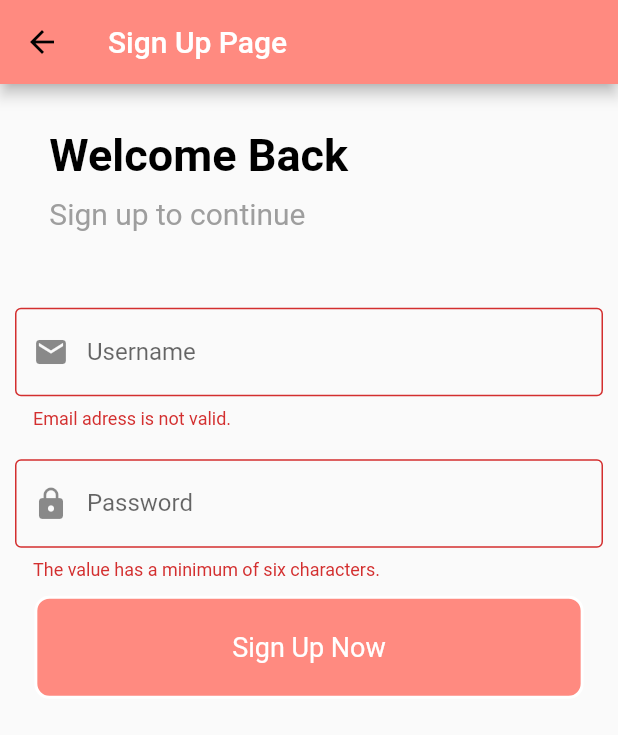
After one commit to Devnot-Mentor-2020/FlutterLoginApp, a Flutter app: the screen it shows after launch, after a tap on "Sign Up", on a phone screen of 412 x 824 dp. The commit adds this screen. Shown: the top 735 px of the screen. Run offline on Flutter 3.47's test engine with Material 2 defaults, Android fonts, the phone set to English and light mode, and no system bars; our stand-ins replace firebase_auth, google_sign_in; accounts and stored records are empty; network calls fail.

Commit message:
google sign in

```diff
--- /dev/null
+++ b/lib/core/widgets/app_inkwell.dart
@@ -0,0 +1,24 @@
+import 'package:flutter/material.dart';
+
+class AppInkwell extends StatelessWidget {
+  final String buttonText;
+  final VoidCallback onTapMethod;
+
+  const AppInkwell({Key key, this.buttonText, this.onTapMethod}) : super(key: key);
+  @override
+  Widget build(BuildContext context) {
+    return InkWell(
+      onTap: onTapMethod,
+      child: Container(
+        width: MediaQuery.of(context).size.width*(8/9),
+        height: MediaQuery.of(context).size.height*(1/12),
+        decoration: BoxDecoration(
+          color: Colors.redAccent.shade100,
+          border: Border.all(color: Colors.white, width: 2.0),
+          borderRadius: BorderRadius.circular(10.0),
+        ),
+        child: Center(child: Text(buttonText, style: TextStyle(fontSize: 18.0, color: Colors.white),),),
+        ),
+    );
+  }
+}
--- /dev/null
+++ b/lib/core/widgets/welcome_container.dart
@@ -0,0 +1,28 @@
+import 'package:flutter/cupertino.dart';
+import 'package:flutter/material.dart';
+
+class WelcomeContainer extends StatelessWidget {
+  @override
+  Widget build(BuildContext context) {
+    return Container(
+      margin: EdgeInsets.only(top: 20),
+      padding: EdgeInsets.all(10),
+      width: MediaQuery.of(context).size.width*(8/9),
+      child: Text("Welcome Back",style: TextStyle(fontSize: 30,color: Colors.black,fontWeight: FontWeight.bold),),
+    );
+  }
+}
+
+class SignContainer extends StatelessWidget {
+  final String text;
+
+  const SignContainer({Key key, this.text}) : super(key: key);
+  @override
+  Widget build(BuildContext context) {
+      return Container(
+        padding: EdgeInsets.symmetric(horizontal: 10),
+        width: MediaQuery.of(context).size.width*(8/9),
+        child: Text(text,style: TextStyle(fontSize: 20,color: Colors.grey),),
+      );
+    }
+}
--- a/lib/login_page.dart
+++ b/lib/view/login_page.dart
@@ -1,8 +1,11 @@
 import 'dart:core';
-import 'package:firebase_auth/firebase_auth.dart';
 import 'package:flutter/material.dart';
-import 'package:loginapp/core/service/firebase_authentication.dart';
-import 'core/constants/string_extensions.dart';
+import 'package:loginapp/core/services/google_signin.dart';
+import 'file:///C:/Users/Alperen/IdeaProjects/loginapp/lib/core/services/firebase_authentication.dart';
+import 'file:///C:/Users/Alperen/IdeaProjects/loginapp/lib/view/course_view/course_operations_homeview.dart';
+import 'package:loginapp/view/signup_page.dart';
+import 'package:provider/provider.dart';
+import '../core/constants/string_extensions.dart';
 class LoginPage extends StatefulWidget {
   @override
   _LoginPageState createState() => _LoginPageState();
@@ -15,10 +18,16 @@ class _LoginPageState extends State<LoginPage> {
   @override
   Widget build(BuildContext context) {
     return Scaffold(
-
+          floatingActionButton: FloatingActionButton(onPressed: () async{
+            await GoogleSignHelper.instance.signOut();
+            },
+          heroTag: "btn1",
+          ),
           key: _scaffoldkey,
-          appBar: AppBar(title: Text("Log In Page",style: TextStyle(color: Colors.white),),),
-          body: SingleChildScrollView(child: loginForm(context)),
+          appBar: AppBar(title: Text("Login Page",style: TextStyle(color: Colors.white),),),
+          body: SingleChildScrollView(
+              child: loginForm(context),
+          ),
           );
   }
 
@@ -27,15 +36,32 @@ class _LoginPageState extends State<LoginPage> {
             key: formKey,
             autovalidate: true,
             child: Column(
-              mainAxisAlignment: MainAxisAlignment.start,
               children: <Widget>[
                 welcomeContainer(context),
                 signinContainer(context),
-                          SizedBox(height: MediaQuery.of(context).size.height*0.05,),
+                SizedBox(height: MediaQuery.of(context).size.height*0.05,),
                 usernameTextField(),
                 passwordTextField(),
-                forgotPasswordButton(context),
-                loginButton(context),
+                signUpNavigatorButton(context),
+                Wrap(
+                  spacing: 10,
+                  children: <Widget>[
+                    loginButton(context),
+                    FloatingActionButton.extended(
+                      heroTag: "btn2",
+                      backgroundColor: Colors.green,
+                      onPressed: ()
+                      async{
+                        await GoogleSignHelper.instance.signIn();
+                        if(await GoogleSignHelper.instance.isSignedIn() == true){
+                          Navigator.push(context, MaterialPageRoute(builder: (context) => CourseHomePage()));
+                        }
+                      },
+                      icon: Icon(Icons.outlined_flag),
+                      label: Text("Google Login"),
+                    ),
+                  ],
+                )
               ],
             ),
           );
@@ -52,20 +78,23 @@ class _LoginPageState extends State<LoginPage> {
                       border: Border.all(color: Colors.white, width: 2.0),
                       borderRadius: BorderRadius.circular(10.0),
                     ),
-                    child: Center(child: Text('Log In', style: TextStyle(fontSize: 18.0, color: Colors.white),),),
+                    child: Center(child: Text("Log in ", style: TextStyle(fontSize: 18.0, color: Colors.white),),),
                   ),
                 );
   }
 
-  Align forgotPasswordButton(BuildContext context) {
+  Align signUpNavigatorButton(BuildContext context) {
     return Align(
                   alignment:Alignment.centerRight,
                   child: InkWell(
-                    onTap: () => debugPrint('Forgot clicked'),
+                    onTap: () => Navigator.push(context, MaterialPageRoute(builder: (context) => SignUpPage())),
                     child: Container(
+                      decoration: BoxDecoration(
+                          color: Colors.grey.shade200,borderRadius: BorderRadius.all(Radius.circular(10))
+                      ),
                       width: MediaQuery.of(context).size.width*(1/2),
                       height: 50,
-                      child: Center(child: Text('Forgot Password', style:  TextStyle(fontSize: 18.0, color: Colors.black),),),
+                      child: Center(child: Text('Sign Up', style:  TextStyle(fontSize: 18.0, color: Colors.black),),),
                     ),
                   ),
                 );
@@ -126,8 +155,8 @@ class _LoginPageState extends State<LoginPage> {
       formKey.currentState.save();
       try{
         await FirebaseAuthentication.instance.signIn(_email,_password);
-        print("oldu");
-        Navigator.push(context, MaterialPageRoute(builder: (context) => Git()));
+        print("information saved");
+        Navigator.push(context, MaterialPageRoute(builder: (context) => CourseHomePage()));
       }
       catch(e){
         print(e.message);
@@ -139,12 +168,3 @@ class _LoginPageState extends State<LoginPage> {
     }
   }
 }
-
-class Git extends StatelessWidget {
-  @override
-  Widget build(BuildContext context) {
-    return Scaffold(
-      appBar: AppBar(title: Text("Hello"),),
-    );
-  }
-}
--- /dev/null
+++ b/lib/view/signup_page.dart
@@ -0,0 +1,103 @@
+import 'dart:async';
+import 'dart:core';
+import 'package:flutter/material.dart';
+import 'package:loginapp/core/widgets/app_inkwell.dart';
+import 'package:loginapp/core/widgets/welcome_container.dart';
+import 'file:///C:/Users/Alperen/IdeaProjects/loginapp/lib/core/services/firebase_authentication.dart';
+import '../core/constants/string_extensions.dart';
+class SignUpPage extends StatefulWidget {
+  @override
+  _SignUpPageState createState() => _SignUpPageState();
+}
+
+class _SignUpPageState extends State<SignUpPage> {
+  String _email,_password;
+  final GlobalKey<ScaffoldState> _scaffoldkey= new GlobalKey<ScaffoldState>();
+  final formKey=GlobalKey<FormState>();
+  @override
+  Widget build(BuildContext context) {
+    return Scaffold(
+      key: _scaffoldkey,
+      appBar: AppBar(title: Text("Sign Up Page",style: TextStyle(color: Colors.white),),),
+      body: SingleChildScrollView(
+          child: loginForm(context)),
+    );
+  }
+
+  Form loginForm(BuildContext context) {
+    return Form(
+      key: formKey,
+      autovalidate: true,
+      child: Column(
+        children: <Widget>[
+          WelcomeContainer(),
+          SignContainer(text: "Sign up to continue",),
+          SizedBox(height: MediaQuery.of(context).size.height*0.05,),
+          usernameTextField(),
+          passwordTextField(),
+          signUpButton(context),
+        ],
+      ),
+    );
+  }
+
+  AppInkwell signUpButton(BuildContext context) {
+    return AppInkwell(
+      buttonText: "Sign Up Now",
+      onTapMethod: () => _saveSignUpInformation(context),
+    );
+  }
+
+  Padding passwordTextField() {
+    return Padding(
+      padding: EdgeInsets.all(10),
+      child: TextFormField(
+        obscureText: true,
+        decoration: InputDecoration(
+          prefixIcon: Icon(Icons.lock),
+          hintText: "Enter your password",
+          labelText: "Password",
+          border: OutlineInputBorder(),
+        ),
+        validator: (value) => value.isValidPassword,
+        onSaved: (input) => _password=input,
+      ),
+    );
+  }
+
+  Padding usernameTextField() {
+    return Padding(
+      padding: EdgeInsets.all(10),
+      child: TextFormField(
+        decoration: InputDecoration(
+          prefixIcon: Icon(Icons.email),
+          hintText: "Enter your username",
+          labelText: "Username",
+          border: OutlineInputBorder(),
+        ),
+        validator:(value) => value.isValidEmail,
+        onSaved: (input) => _email=input,
+      ),
+    );
+  }
+
+  Future<void> _saveSignUpInformation(BuildContext context) async{
+    if(formKey.currentState.validate()){
+      formKey.currentState.save();
+
+      try{
+        await FirebaseAuthentication.instance.signUp(_email,_password);
+        print("information saved");
+        Navigator.pop(context);
+      }
+      catch(e){
+        print(e.message);
+      }
+      _scaffoldkey.currentState.showSnackBar(SnackBar(
+        backgroundColor: Colors.redAccent.shade100,
+        content: Text("Succesful operation"),
+      ));
+      Timer(Duration(seconds: 3),()=>Navigator.pop(context));
+    }
+  }
+}
--- a/pubspec.yaml
+++ b/pubspec.yaml
@@ -24,6 +24,8 @@ dependencies:
   # Use with the CupertinoIcons class for iOS style icons.
   cupertino_icons: ^0.1.2
   firebase_auth : ^0.16.1
+  provider: ^4.1.0
+  google_sign_in: 4.1.1
 
 dev_dependencies:
   flutter_test:
```
Also changed, not shown: lib/core/models/course.dart (added, +26 -0 lines), lib/core/services/firebase_authentication.dart (renamed from lib/core/service/firebase_authentication.dart, +19 -5 lines), lib/core/services/firebase_course_service.dart (added, +43 -0 lines), lib/core/services/google_signin.dart (added, +52 -0 lines), lib/core/validator/textfield_validator.dart (added, +19 -0 lines), lib/main.dart (+1 -10 lines), lib/view/course_view/course_form_view.dart (added, +99 -0 lines), lib/view/course_view/course_operations_homeview.dart (added, +89 -0 lines), lib/core/services/base_authentication.dart (renamed from lib/core/service/base_authentication.dart), pubspec.lock.
